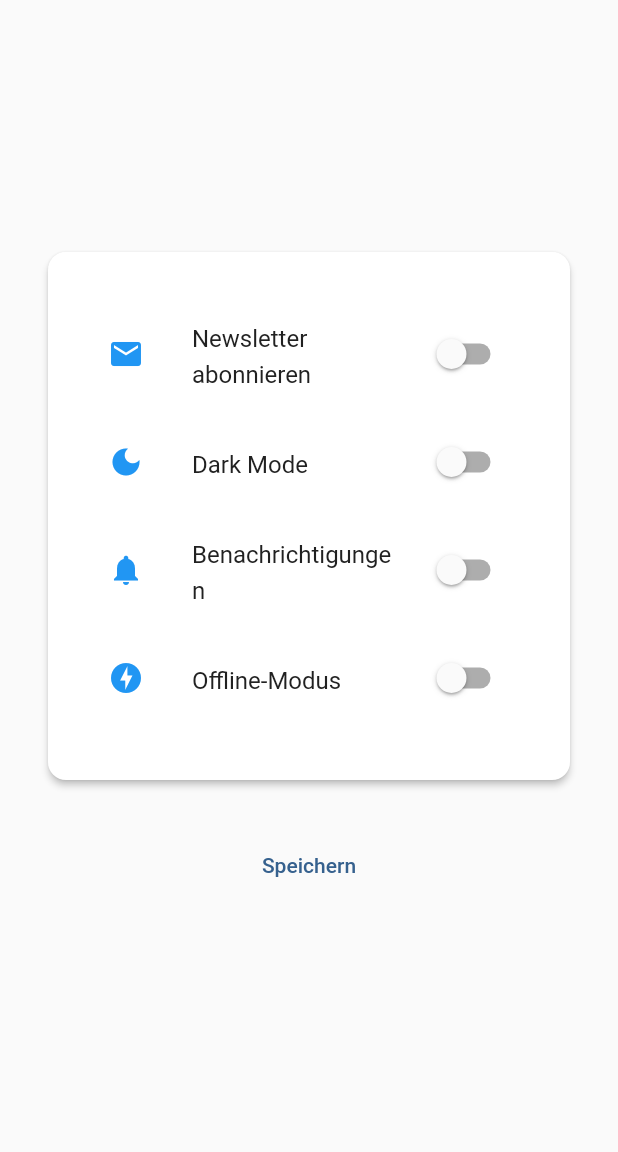
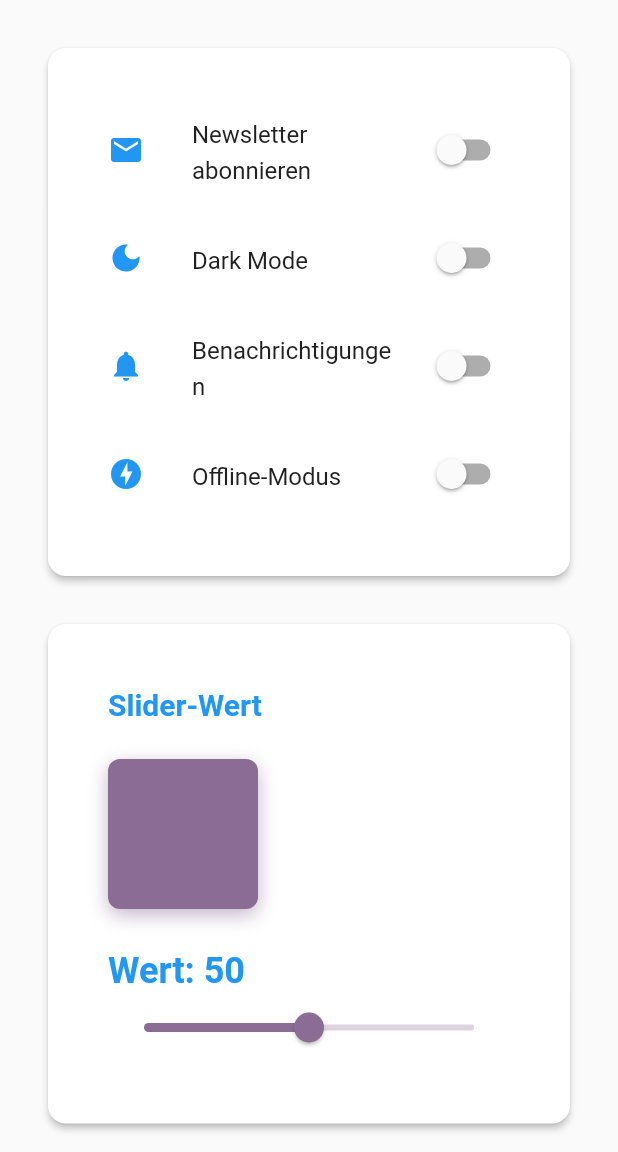
Before and after one commit to erhankesbic/portfolio_5228557, a Flutter app: the screen it shows after launch, in the side drawer, after a tap on "Einstellungen", on a phone screen of 412 x 824 dp, the part 84-1236 px from its top. Run offline on Flutter 3.47's test engine with Material 3 defaults, Android fonts, the phone set to English and light mode, and no system bars; our stand-ins replace get_it.

Commit message:
feat: Slider-Button zur SummaryPage hinzugefügt und Slider-Funktionalität verschoben
Dieses Commit fügt einen "Slider bearbeiten"-Button zur SummaryPage hinzu und verschiebt die Slider-Funktionalität von der SliderPage zur SettingsPage.

- **SummaryPage:**
  - Ein "Slider bearbeiten"-Button wurde im Abschnitt "Slider-Wert" hinzugefügt, der zur SettingsPage navigiert.

- **SettingsPage:**
  - Die Slider-Funktionalität (Slider, Farbfeld) wurde von der SliderPage hierher verschoben.
  - Die Seite wurde angepasst, um den Slider-Wert vom HomeViewModel zu lesen und zu aktualisieren.

- **NavigationService:**
  - Die `navigateToSlider`-Methode wurde aktualisiert, um zur SettingsPage zu navigieren.

- **SliderPage:**
  - Die `SliderPage` wurde gelöscht.

```diff
--- a/lib/pages/settings_page.dart
+++ b/lib/pages/settings_page.dart
@@ -6,18 +6,7 @@ import '../widgets/app_scaffold.dart';
 import '../viewmodels/home_view_model.dart';
 
 class SettingsPage extends StatefulWidget {
-  final bool initialNewsletter;
-  final bool initialDarkMode;
-  final bool initialNotifications;
-  final bool initialOfflineMode;
-
-  const SettingsPage({
-    super.key,
-    required this.initialNewsletter,
-    required this.initialDarkMode,
-    required this.initialNotifications,
-    required this.initialOfflineMode,
-  });
+  const SettingsPage({super.key});
 
   @override
   State<SettingsPage> createState() => _SettingsPageState();
@@ -28,14 +17,17 @@ class _SettingsPageState extends State<SettingsPage> {
   late bool isDarkMode;
   late bool isNotificationsEnabled;
   late bool isOfflineMode;
+  late double _sliderValue;
 
   @override
   void initState() {
     super.initState();
-    isNewsletterSubscribed = widget.initialNewsletter;
-    isDarkMode = widget.initialDarkMode;
-    isNotificationsEnabled = widget.initialNotifications;
-    isOfflineMode = widget.initialOfflineMode;
+    final viewModel = Provider.of<HomeViewModel>(context, listen: false);
+    isNewsletterSubscribed = viewModel.currentUser.newsletter;
+    isDarkMode = viewModel.currentUser.darkMode;
+    isNotificationsEnabled = viewModel.currentUser.notifications;
+    isOfflineMode = viewModel.currentUser.offlineMode;
+    _sliderValue = viewModel.currentUser.sliderValue;
   }
 
   void _saveSettings() {
@@ -45,7 +37,12 @@ class _SettingsPageState extends State<SettingsPage> {
       notifications: isNotificationsEnabled,
       offlineMode: isOfflineMode,
     );
+    Provider.of<HomeViewModel>(context, listen: false).updateSliderValue(_sliderValue);
     Navigator.pop(context);
+  }
+
+  Color _calculateColor() {
+    return Color.lerp(Colors.blue, Colors.red, _sliderValue / 100)!;
   }
 
   @override
@@ -114,6 +111,62 @@ class _SettingsPageState extends State<SettingsPage> {
                       ),
                     ),
                   ),
+                  AppWidgets.card(
+                    margin: const EdgeInsets.only(
+                      bottom: AppTheme.spacingXLarge,
+                    ),
+                    child: Padding(
+                      padding: const EdgeInsets.all(AppTheme.spacingLarge),
+                      child: Column(
+                        crossAxisAlignment: CrossAxisAlignment.start,
+                        children: [
+                          Text(
+                            'Slider-Wert',
+                            style: AppTheme.headlineSmall.copyWith(
+                              fontWeight: FontWeight.bold,
+                              color: AppTheme.primaryColor,
+                            ),
+                          ),
+                          AppWidgets.spacing(height: AppTheme.spacingLarge),
+                          Container(
+                            width: 100,
+                            height: 100,
+                            decoration: BoxDecoration(
+                              color: _calculateColor(),
+                              borderRadius: BorderRadius.circular(AppTheme.radiusMedium),
+                              boxShadow: [
+                                BoxShadow(
+                                  color: _calculateColor().withOpacity(0.5),
+                                  blurRadius: 10,
+                                  offset: const Offset(0, 4),
+                                ),
+                              ],
+                            ),
+                          ),
+                          AppWidgets.spacing(height: AppTheme.spacingLarge),
+                          Text(
+                            'Wert: ${_sliderValue.toInt()}',
+                            style: AppTheme.headlineMedium.copyWith(
+                              color: AppTheme.primaryColor,
+                            ),
+                          ),
+                          Slider(
+                            min: 0,
+                            max: 100,
+                            divisions: 100,
+                            value: _sliderValue,
+                            activeColor: _calculateColor(),
+                            inactiveColor: _calculateColor().withOpacity(0.3),
+                            onChanged: (value) {
+                              setState(() {
+                                _sliderValue = value.roundToDouble();
+                              });
+                            },
+                          ),
+                        ],
+                      ),
+                    ),
+                  ),
                   AppWidgets.textButton(
                     label: 'Speichern',
                     onPressed: _saveSettings,
--- a/lib/services/navigation_service.dart
+++ b/lib/services/navigation_service.dart
@@ -3,10 +3,8 @@ import '../pages/about_page.dart';
 import '../pages/contact_page.dart';
 import '../pages/profile_form_page.dart';
 import '../pages/settings_page.dart';
-import '../pages/slider_page.dart';
 import '../pages/summary_page.dart';
 import '../pages/work_page.dart';
-import '../models/user_data.dart';
 
 /// Service für die Navigation zwischen Seiten
 ///
@@ -40,57 +38,31 @@ class NavigationService {
     return result;
   }
 
-  /// Navigiert zur Slider-Seite
+  /// Navigiert zur Slider-Seite (jetzt in SettingsPage integriert)
   ///
   /// [context] - Build Context für Navigation
-  /// [currentValue] - Aktueller Slider-Wert
-  ///
-  /// Returns: Neuer Slider-Wert oder null
-  static Future<double?> navigateToSlider(
-    BuildContext context, {
-    required double currentValue,
-  }) async {
-    final result = await Navigator.push<double>(
+  static Future<void> navigateToSlider(BuildContext context) async {
+    await Navigator.push(
       context,
-      MaterialPageRoute(builder: (_) => SliderPage(initialValue: currentValue)),
+      MaterialPageRoute(builder: (_) => const SettingsPage()),
     );
-
-    return result;
   }
 
   /// Navigiert zu den Einstellungen
   ///
   /// [context] - Build Context für Navigation
-  /// [currentSettings] - Aktuelle Einstellungen
-  ///
-  /// Returns: Map mit neuen Einstellungen oder null
-  static Future<Map<String, dynamic>?> navigateToSettings(
-    BuildContext context, {
-    required bool newsletter,
-    required bool darkMode,
-    required bool notifications,
-    required bool offlineMode,
-  }) async {
-    final result = await Navigator.push<Map<String, dynamic>>(
+  static Future<void> navigateToSettings(
+    BuildContext context,
+  ) async {
+    await Navigator.push(
       context,
-      MaterialPageRoute(
-        builder:
-            (_) => SettingsPage(
-              initialNewsletter: newsletter,
-              initialDarkMode: darkMode,
-              initialNotifications: notifications,
-              initialOfflineMode: offlineMode,
-            ),
-      ),
+      MaterialPageRoute(builder: (_) => const SettingsPage()),
     );
-
-    return result;
   }
 
   /// Navigiert zur Zusammenfassungsseite
   ///
   /// [context] - Build Context für Navigation
-  /// [userData] - Alle Benutzerdaten
   static Future<void> navigateToSummary(
     BuildContext context,
   ) async {
--- a/lib/widgets/app_drawer.dart
+++ b/lib/widgets/app_drawer.dart
@@ -80,13 +80,7 @@ class AppDrawer extends StatelessWidget {
             title: 'Einstellungen',
             onTap: () {
               Navigator.pop(context);
-              NavigationService.navigateToSettings(
-                context,
-                newsletter: currentUser.newsletter,
-                darkMode: currentUser.darkMode,
-                notifications: currentUser.notifications,
-                offlineMode: currentUser.offlineMode,
-              );
+              NavigationService.navigateToSettings(context);
             },
           ),
           _buildDrawerItem(
@@ -94,9 +88,7 @@ class AppDrawer extends StatelessWidget {
             title: 'Profil',
             onTap: () {
               Navigator.pop(context);
-              NavigationService.navigateToSummary(
-                context,
-              );
+              NavigationService.navigateToSummary(context);
             },
           ),
         ],
--- a/lib/widgets/app_scaffold.dart
+++ b/lib/widgets/app_scaffold.dart
@@ -106,10 +106,6 @@ class AppScaffold extends StatelessWidget {
       icon: const Icon(Icons.settings, color: Colors.white, size: 30),
       onPressed: () => NavigationService.navigateToSettings(
         context,
-        newsletter: viewModel.currentUser.newsletter,
-        darkMode: viewModel.currentUser.darkMode,
-        notifications: viewModel.currentUser.notifications,
-        offlineMode: viewModel.currentUser.offlineMode,
       ),
       tooltip: 'Einstellungen',
     );
```
Also changed, not shown: lib/pages/slider_page.dart (deleted, +0 -106 lines), lib/pages/summary_page.dart (+8 -7 lines).
